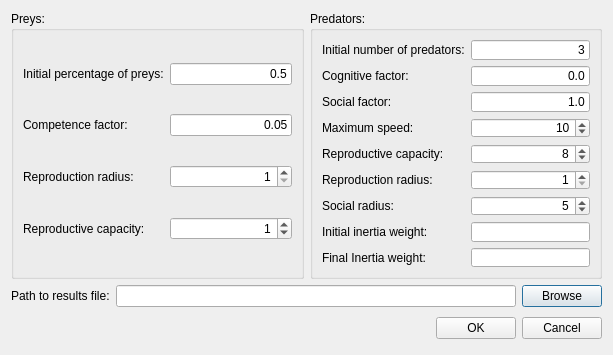
First picture: the form in localsettingsdialog.ui, repository mariomartinezm/QtCaPso, before the edit.
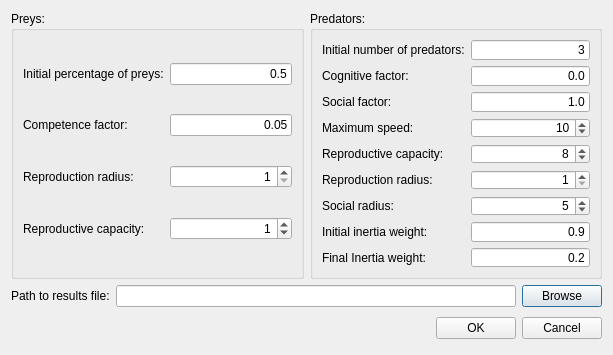
Second picture: the form after the edit.

Commit message:
Add inertia weight to the update settings process
- Make adjustments to Controller::updateSettings() and
  LocalSettingsDialog::accept() to include the inertia weight in the
  update settings process.
- Add a default value for the initial and final inertia weight in the
  local settings dialog.

```diff
--- a/localsettingsdialog.ui
+++ b/localsettingsdialog.ui
@@ -249,7 +249,14 @@
              </widget>
             </item>
             <item row="7" column="1">
-             <widget class="QLineEdit" name="lineEditInitialWeight"/>
+             <widget class="QLineEdit" name="lineEditInitialWeight">
+              <property name="text">
+               <string>0.9</string>
+              </property>
+              <property name="alignment">
+               <set>Qt::AlignRight|Qt::AlignTrailing|Qt::AlignVCenter</set>
+              </property>
+             </widget>
             </item>
             <item row="8" column="0">
              <widget class="QLabel" name="labelFinalWeight">
@@ -259,7 +266,14 @@
              </widget>
             </item>
             <item row="8" column="1">
-             <widget class="QLineEdit" name="lineEditFinalWeight"/>
+             <widget class="QLineEdit" name="lineEditFinalWeight">
+              <property name="text">
+               <string>0.2</string>
+              </property>
+              <property name="alignment">
+               <set>Qt::AlignRight|Qt::AlignTrailing|Qt::AlignVCenter</set>
+              </property>
+             </widget>
             </item>
            </layout>
           </item>
```
Left out of the diff: 1 changed line with no effect on the pictures. The commit also changes 2 other files.
